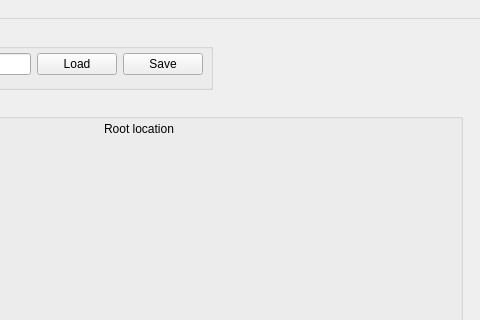
Before: the Qt Designer form PipelineScript/ui/pipelineToolQT.ui in mmelkumyan/PipelineStructureTool, drawn with Qt 5; both pictures show x 298 to 778 and y 0 to 320 of the 778 by 416 pixel window.
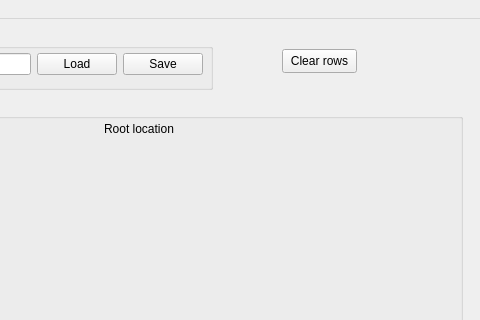
After: the same form once the commit is applied.

Commit message: Adds support for clearing model rows and loading project file

Diff of the .ui file:
```diff
--- a/PipelineScript/ui/pipelineToolQT.ui
+++ b/PipelineScript/ui/pipelineToolQT.ui
@@ -178,6 +178,19 @@
      </layout>
     </widget>
    </widget>
+   <widget class="QPushButton" name="clearModels">
+    <property name="geometry">
+     <rect>
+      <x>580</x>
+      <y>30</y>
+      <width>75</width>
+      <height>24</height>
+     </rect>
+    </property>
+    <property name="text">
+     <string>Clear rows</string>
+    </property>
+   </widget>
   </widget>
   <widget class="QMenuBar" name="menubar">
    <property name="geometry">
```
Left out of the diff: 22 changed lines with no effect on the pictures. The commit also changes 3 other files.
